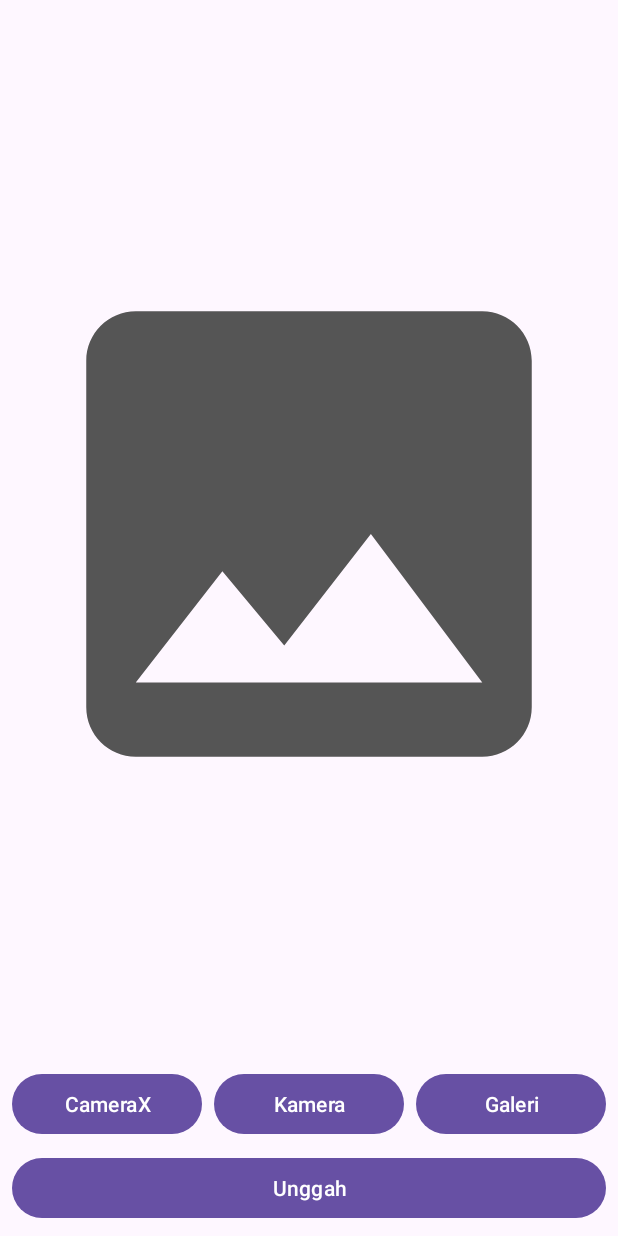
After one commit to krisna31/story-app-android, an Android app: the AddStoryActivity screen opened directly, with no data from a screen before it, on a phone screen of 412 x 824 dp. The commit adds this screen. Run offline under Robolectric (Android 15) with nearby library versions, the phone set to English and light mode, and no system bars; pictures from the network do not load.

Commit message:
overall done but canont submit still

```diff
--- a/app/build.gradle
+++ b/app/build.gradle
@@ -37,6 +37,8 @@ android {
 
 dependencies {
 
+    def camerax_version = "1.2.3"
+
     implementation 'androidx.core:core-ktx:1.10.1'
     implementation 'androidx.appcompat:appcompat:1.6.1'
     implementation 'com.google.android.material:material:1.9.0'
@@ -54,4 +56,8 @@ dependencies {
     implementation "com.squareup.okhttp3:logging-interceptor:4.9.0"
 
     implementation 'com.github.bumptech.glide:glide:4.11.0'
+
+    implementation "androidx.camera:camera-camera2:${camerax_version}"
+    implementation "androidx.camera:camera-lifecycle:${camerax_version}"
+    implementation "androidx.camera:camera-view:${camerax_version}"
 }
--- a/app/src/main/java/com/krisna31/story_app_android/ui/ViewModelFactory.kt
+++ b/app/src/main/java/com/krisna31/story_app_android/ui/ViewModelFactory.kt
@@ -3,6 +3,7 @@ package com.krisna31.story_app_android.ui
 import androidx.lifecycle.ViewModel
 import androidx.lifecycle.ViewModelProvider
 import com.krisna31.story_app_android.data.user.UserPreference
+import com.krisna31.story_app_android.ui.add_story.AddStoryViewModel
 import com.krisna31.story_app_android.ui.detail_story.DetailStoryViewModel
 import com.krisna31.story_app_android.ui.login.LoginViewModel
 import com.krisna31.story_app_android.ui.main.MainViewModel
@@ -25,6 +26,10 @@ class ViewModelFactory(private val pref: UserPreference) : ViewModelProvider.New
                 LoginViewModel(pref) as T
             }
 
+            modelClass.isAssignableFrom(AddStoryViewModel::class.java) -> {
+                AddStoryViewModel(pref) as T
+            }
+
             modelClass.isAssignableFrom(DetailStoryViewModel::class.java) -> {
                 DetailStoryViewModel(pref) as T
             }
--- /dev/null
+++ b/app/src/main/java/com/krisna31/story_app_android/ui/add_story/AddStoryActivity.kt
@@ -0,0 +1,231 @@
+package com.krisna31.story_app_android.ui.add_story
+
+import android.Manifest
+import android.annotation.SuppressLint
+import android.content.Intent
+import android.content.Intent.ACTION_GET_CONTENT
+import android.content.pm.PackageManager
+import android.graphics.BitmapFactory
+import android.net.Uri
+import android.os.Build
+import android.os.Bundle
+import android.provider.MediaStore
+import android.view.View
+import android.widget.Toast
+import androidx.activity.result.contract.ActivityResultContracts
+import androidx.appcompat.app.AppCompatActivity
+import androidx.core.app.ActivityCompat
+import androidx.core.content.ContextCompat
+import androidx.core.content.FileProvider
+import androidx.lifecycle.ViewModelProvider
+import com.krisna31.story_app_android.R
+import com.krisna31.story_app_android.data.user.UserPreference
+import com.krisna31.story_app_android.databinding.ActivityAddStoryBinding
+import com.krisna31.story_app_android.ui.ViewModelFactory
+import com.krisna31.story_app_android.ui.camera.CameraActivity
+import com.krisna31.story_app_android.ui.main.dataStore
+import com.krisna31.story_app_android.util.*
+import okhttp3.MediaType.Companion.toMediaType
+import okhttp3.MultipartBody
+import okhttp3.RequestBody.Companion.asRequestBody
+import okhttp3.RequestBody.Companion.toRequestBody
+import java.io.File
+
+class AddStoryActivity : AppCompatActivity() {
+
+    private lateinit var binding: ActivityAddStoryBinding
+    private lateinit var addStoryViewModel: AddStoryViewModel
+    private lateinit var currentPhotoPath: String
+
+    private var getFile: File? = null
+
+    override fun onCreate(savedInstanceState: Bundle?) {
+        super.onCreate(savedInstanceState)
+        binding = ActivityAddStoryBinding.inflate(layoutInflater)
+        setContentView(binding.root)
+
+        setupView()
+        setupViewModel()
+        setupAction()
+    }
+
+    private fun setupAction() {
+        if (!allPermissionsGranted()) {
+            ActivityCompat.requestPermissions(
+                this,
+                REQUIRED_PERMISSIONS,
+                REQUEST_CODE_PERMISSIONS
+            )
+        }
+
+        binding.cameraXButton.setOnClickListener { startCameraX() }
+        binding.cameraButton.setOnClickListener { startTakePhoto() }
+        binding.galleryButton.setOnClickListener { startGallery() }
+        binding.uploadButton.setOnClickListener { uploadImage() }
+    }
+
+    private fun setupView() {
+        supportActionBar?.title = getString(R.string.add_story_title)
+        supportActionBar?.setDisplayHomeAsUpEnabled(true)
+    }
+
+    private fun setupViewModel() {
+        addStoryViewModel = ViewModelProvider(
+            this,
+            ViewModelFactory(UserPreference.getInstance(dataStore))
+        )[AddStoryViewModel::class.java]
+    }
+
+    override fun onRequestPermissionsResult(
+        requestCode: Int,
+        permissions: Array<String>,
+        grantResults: IntArray
+    ) {
+        super.onRequestPermissionsResult(requestCode, permissions, grantResults)
+        if (requestCode == REQUEST_CODE_PERMISSIONS) {
+            if (!allPermissionsGranted()) {
+                Toast.makeText(
+                    this,
+                    "Tidak mendapatkan permission.",
+                    Toast.LENGTH_SHORT
+                ).show()
+                finish()
+            }
+        }
+    }
+
+    private fun allPermissionsGranted() = REQUIRED_PERMISSIONS.all {
+        ContextCompat.checkSelfPermission(baseContext, it) == PackageManager.PERMISSION_GRANTED
+    }
+
+    private fun startGallery() {
+        val intent = Intent()
+        intent.action = ACTION_GET_CONTENT
+        intent.type = "image/*"
+        val chooser = Intent.createChooser(intent, "Choose a Picture")
+        launcherIntentGallery.launch(chooser)
+    }
+
+    @SuppressLint("QueryPermissionsNeeded")
+    private fun startTakePhoto() {
+        val intent = Intent(MediaStore.ACTION_IMAGE_CAPTURE)
+        intent.resolveActivity(packageManager)
+
+        createCustomTempFile(application).also {
+            val photoURI: Uri = FileProvider.getUriForFile(
+                this@AddStoryActivity,
+                "com.krisna31.story_app_android.mycamera",
+                it
+            )
+            currentPhotoPath = it.absolutePath
+            intent.putExtra(MediaStore.EXTRA_OUTPUT, photoURI)
+            launcherIntentCamera.launch(intent)
+        }
+    }
+
+    private fun startCameraX() {
+        val intent = Intent(this, CameraActivity::class.java)
+        launcherIntentCameraX.launch(intent)
+    }
+
+    private val launcherIntentCameraX = registerForActivityResult(
+        ActivityResultContracts.StartActivityForResult()
+    ) {
+        if (it.resultCode == CAMERA_X_RESULT) {
+            val myFile = if (Build.VERSION.SDK_INT >= Build.VERSION_CODES.TIRAMISU) {
+                it.data?.getSerializableExtra("picture", File::class.java)
+            } else {
+                @Suppress("DEPRECATION")
+                it.data?.getSerializableExtra("picture")
+            } as? File
+
+            val isBackCamera = it.data?.getBooleanExtra("isBackCamera", true) as Boolean
+
+            myFile?.let { file ->
+                rotateFile(file, isBackCamera)
+                getFile = file
+                binding.previewImageView.setImageBitmap(BitmapFactory.decodeFile(file.path))
+            }
+        }
+    }
+
+    private val launcherIntentCamera = registerForActivityResult(
+        ActivityResultContracts.StartActivityForResult()
+    ) {
+        if (it.resultCode == RESULT_OK) {
+            val myFile = File(currentPhotoPath)
+            myFile.let { file ->
+//              Silakan gunakan kode ini jika mengalami perubahan rotasi
+//              rotateFile(file)
+                getFile = file
+                binding.previewImageView.setImageBitmap(BitmapFactory.decodeFile(file.path))
+            }
+        }
+    }
+
+    private val launcherIntentGallery = registerForActivityResult(
+        ActivityResultContracts.StartActivityForResult()
+    ) { result ->
+        if (result.resultCode == RESULT_OK) {
+            val selectedImg = result.data?.data as Uri
+
+            selectedImg.let { uri ->
+                val myFile = uriToFile(uri, this@AddStoryActivity)
+                getFile = myFile
+                binding.previewImageView.setImageURI(uri)
+            }
+        }
+    }
+
+    private fun uploadImage() {
+        if (getFile != null) {
+            val file = reduceFileImage(getFile as File)
+
+            val description =
+                "Ini adalah deksripsi gambar".toRequestBody("text/plain".toMediaType())
+            val requestImageFile = file.asRequestBody("image/jpeg".toMediaType())
+            val imageMultipart: MultipartBody.Part = MultipartBody.Part.createFormData(
+                "photo",
+                file.name,
+                requestImageFile
+            )
+
+            addStoryViewModel.getUser().observe(this) { user ->
+                addStoryViewModel.addStory(user.apiToken, description, imageMultipart)
+                addStoryViewModel.isLoading.observe(this) { isLoading ->
+                    if (isLoading) {
+                        binding.progressBar.visibility = View.VISIBLE
+                    } else {
+                        binding.progressBar.visibility = View.GONE
+                    }
+                }
+                addStoryViewModel.errorMessage.observe(this) { errorMessage ->
+                    if (errorMessage != null) {
+                        Toast.makeText(this, errorMessage, Toast.LENGTH_SHORT).show()
+                    }
+                }
+                addStoryViewModel.successMessage.observe(this) { successMessage ->
+                    if (successMessage != null) {
+                        Toast.makeText(this, successMessage, Toast.LENGTH_SHORT).show()
+                        finish()
+                    }
+                }
+            }
+
+
+        } else {
+            Toast.makeText(
+                this@AddStoryActivity,
+                "Silakan masukkan berkas gambar terlebih dahulu.",
+                Toast.LENGTH_SHORT
+            ).show()
+        }
+    }
+
+    companion object {
+        const val CAMERA_X_RESULT = 200
+
+        private val REQUIRED_PERMISSIONS = arrayOf(Manifest.permission.CAMERA)
+        private const val REQUEST_CODE_PERMISSIONS = 10
+    }
+}
--- /dev/null
+++ b/app/src/main/res/drawable/ic_capture.xml
@@ -0,0 +1,6 @@
+<vector android:height="200dp" android:viewportHeight="100"
+    android:viewportWidth="100" android:width="200dp" xmlns:android="http://schemas.android.com/apk/res/android">
+    <path android:fillColor="@color/black" android:pathData="M50,49.6m-50,0a50,50 0,1 1,100 0a50,50 0,1 1,-100 0"/>
+    <path android:fillColor="#EFEFEF" android:pathData="M76.9,38h-8l-3.1,-5c-1.3,-2 -3.5,-3.2 -5.8,-3.2H40.1c-2.4,0 -4.6,1.2 -5.8,3.2l-3.1,5h-8c-1.4,0 -2.6,1.2 -2.6,2.6v26.3c0,1.4 1.2,2.6 2.6,2.6h53.8c1.4,0 2.6,-1.2 2.6,-2.6V40.6C79.5,39.2 78.3,38 76.9,38zM50,64.9c-6.5,0 -11.7,-5.3 -11.7,-11.7S43.5,41.4 50,41.4c6.5,0 11.7,5.3 11.7,11.7S56.5,64.9 50,64.9z"/>
+    <path android:fillColor="#EFEFEF" android:pathData="M50,53.2m-8.9,0a8.9,8.9 0,1 1,17.8 0a8.9,8.9 0,1 1,-17.8 0"/>
+</vector>
--- /dev/null
+++ b/app/src/main/res/drawable/ic_place_holder.xml
@@ -0,0 +1,5 @@
+<vector android:height="24dp" android:tint="#555"
+    android:viewportHeight="24" android:viewportWidth="24"
+    android:width="24dp" xmlns:android="http://schemas.android.com/apk/res/android">
+    <path android:fillColor="@android:color/white" android:pathData="M21,19V5c0,-1.1 -0.9,-2 -2,-2H5c-1.1,0 -2,0.9 -2,2v14c0,1.1 0.9,2 2,2h14c1.1,0 2,-0.9 2,-2zM8.5,13.5l2.5,3.01L14.5,12l4.5,6H5l3.5,-4.5z"/>
+</vector>
--- /dev/null
+++ b/app/src/main/res/layout/activity_add_story.xml
@@ -0,0 +1,85 @@
+<?xml version="1.0" encoding="utf-8"?>
+<androidx.constraintlayout.widget.ConstraintLayout xmlns:android="http://schemas.android.com/apk/res/android"
+    xmlns:app="http://schemas.android.com/apk/res-auto"
+    xmlns:tools="http://schemas.android.com/tools"
+    android:layout_width="match_parent"
+    android:layout_height="match_parent"
+    tools:context=".ui.add_story.AddStoryActivity">
+
+    <Button
+        android:id="@+id/cameraXButton"
+        android:layout_width="0dp"
+        android:layout_height="wrap_content"
+        android:layout_marginStart="8dp"
+        android:elevation="2dp"
+        android:scaleType="fitCenter"
+        android:text="@string/camera_x"
+        app:layout_constraintBottom_toBottomOf="@+id/cameraButton"
+        app:layout_constraintEnd_toStartOf="@+id/cameraButton"
+        app:layout_constraintHorizontal_bias="0.5"
+        app:layout_constraintStart_toStartOf="parent"
+        app:layout_constraintTop_toTopOf="@+id/cameraButton" />
+
+    <ImageView
+        android:id="@+id/previewImageView"
+        android:layout_width="0dp"
+        android:layout_height="0dp"
+        android:layout_marginStart="8dp"
+        android:layout_marginTop="8dp"
+        android:layout_marginEnd="8dp"
+        android:layout_marginBottom="8dp"
+        app:layout_constraintBottom_toTopOf="@+id/cameraButton"
+        app:layout_constraintEnd_toEndOf="parent"
+        app:layout_constraintStart_toStartOf="parent"
+        app:layout_constraintTop_toTopOf="parent"
+        app:srcCompat="@drawable/ic_place_holder" />
+
+    <Button
+        android:id="@+id/cameraButton"
+        android:layout_width="0dp"
+        android:layout_height="wrap_content"
+        android:layout_marginStart="8dp"
+        android:layout_marginEnd="8dp"
+        android:layout_marginBottom="8dp"
+        android:text="@string/camera"
+        app:layout_constraintBottom_toTopOf="@+id/uploadButton"
+        app:layout_constraintEnd_toStartOf="@+id/galleryButton"
+        app:layout_constraintHorizontal_bias="0.5"
+        app:layout_constraintStart_toEndOf="@+id/cameraXButton" />
+
+    <Button
+        android:id="@+id/galleryButton"
+        android:layout_width="0dp"
+        android:layout_height="wrap_content"
+        android:layout_marginEnd="8dp"
+        android:text="@string/gallery"
+        app:layout_constraintBottom_toBottomOf="@+id/cameraButton"
+        app:layout_constraintEnd_toEndOf="parent"
+        app:layout_constraintHorizontal_bias="0.5"
+        app:layout_constraintStart_toEndOf="@+id/cameraButton"
+        app:layout_constraintTop_toTopOf="@+id/cameraButton" />
+
+    <Button
+        android:id="@+id/uploadButton"
+        android:layout_width="0dp"
+        android:layout_height="wrap_content"
+        android:layout_marginStart="8dp"
+        android:layout_marginEnd="8dp"
+        android:layout_marginBottom="8dp"
+        android:text="@string/upload"
+        app:layout_constraintBottom_toBottomOf="parent"
+        app:layout_constraintEnd_toEndOf="parent"
+        app:layout_constraintStart_toStartOf="parent" />
+
+    <ProgressBar
+        android:id="@+id/progressBar"
+        android:layout_width="wrap_content"
+        android:layout_height="wrap_content"
+        android:backgroundTint="@color/black"
+        android:visibility="invisible"
+        app:layout_constraintBottom_toBottomOf="parent"
+        app:layout_constraintEnd_toEndOf="parent"
+        app:layout_constraintStart_toStartOf="parent"
+        app:layout_constraintTop_toTopOf="parent" />
+
+</androidx.constraintlayout.widget.ConstraintLayout>
--- a/app/src/main/res/layout/activity_main.xml
+++ b/app/src/main/res/layout/activity_main.xml
@@ -49,6 +49,7 @@
     </androidx.core.widget.NestedScrollView>
 
     <com.google.android.material.floatingactionbutton.FloatingActionButton
+        android:id="@+id/fabAddStory"
         android:layout_width="wrap_content"
         android:layout_height="wrap_content"
         android:layout_gravity="bottom|end"
--- a/app/src/main/res/values/strings.xml
+++ b/app/src/main/res/values/strings.xml
@@ -2,6 +2,7 @@
     <string name="app_name">Story App Android</string>
     <string name="main_app_name">Dicoding Stories</string>
     <string name="detail_app_name">Detail Story</string>
+    <string name="add_story_title">Add Story</string>
     <string name="signup">Daftar</string>
     <string name="login">Masuk</string>
     <string name="message_welcome_page">Sudah siap untuk membuat cerita singkat pertamamu? Di Storykelah!</string>
@@ -22,4 +23,8 @@
     <string name="add_story">Add Story</string>
     <string name="detail_story">Detail Story</string>
     <string name="gambar_story">Gambar Story</string>
+    <string name="camera_x">CameraX</string>
+    <string name="camera">Kamera</string>
+    <string name="gallery">Galeri</string>
+    <string name="upload">Unggah</string>
 </resources>
```
Also changed, not shown: app/src/main/AndroidManifest.xml (+16 -0 lines), app/src/main/java/com/krisna31/story_app_android/data/api/config/ApiService.kt (+11 -0 lines), app/src/main/java/com/krisna31/story_app_android/data/api/response/AddStoryResponse.kt (added, +12 -0 lines), app/src/main/java/com/krisna31/story_app_android/ui/add_story/AddStoryViewModel.kt (added, +62 -0 lines), app/src/main/java/com/krisna31/story_app_android/ui/camera/CameraActivity.kt (added, +122 -0 lines), app/src/main/java/com/krisna31/story_app_android/ui/main/MainActivity.kt (+8 -0 lines), app/src/main/java/com/krisna31/story_app_android/util/Utils.kt (added, +89 -0 lines), app/src/main/res/drawable/ic_switch_camera.xml (added, +7 -0 lines), app/src/main/res/layout/activity_camera.xml (added, +34 -0 lines).
